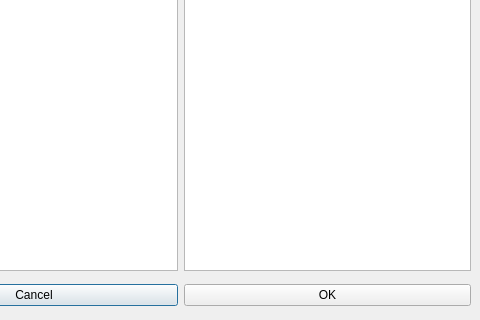
torunar/sve, file connectiondialog.ui: the form before one commit; both pictures show x 120 to 600 and y 180 to 500 of the 600 by 500 pixel window.
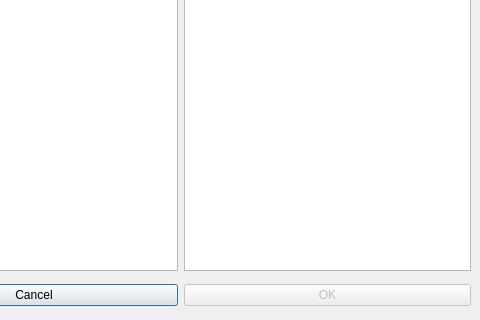
The form after the commit.

Commit message: Selecting inputs and outputs in connection dialog

The edit to the form file:
```diff
--- a/connectiondialog.ui
+++ b/connectiondialog.ui
@@ -32,6 +32,9 @@
     </item>
     <item>
      <widget class="QPushButton" name="okButton">
+      <property name="enabled">
+       <bool>false</bool>
+      </property>
       <property name="text">
        <string>OK</string>
       </property>
```
The commit also changes 4 other files.
